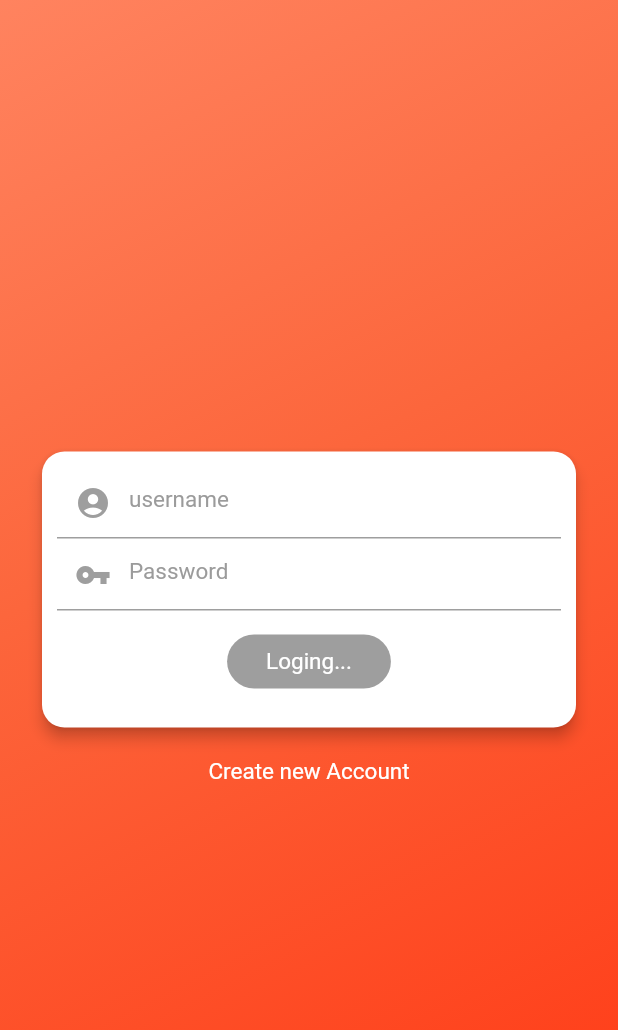
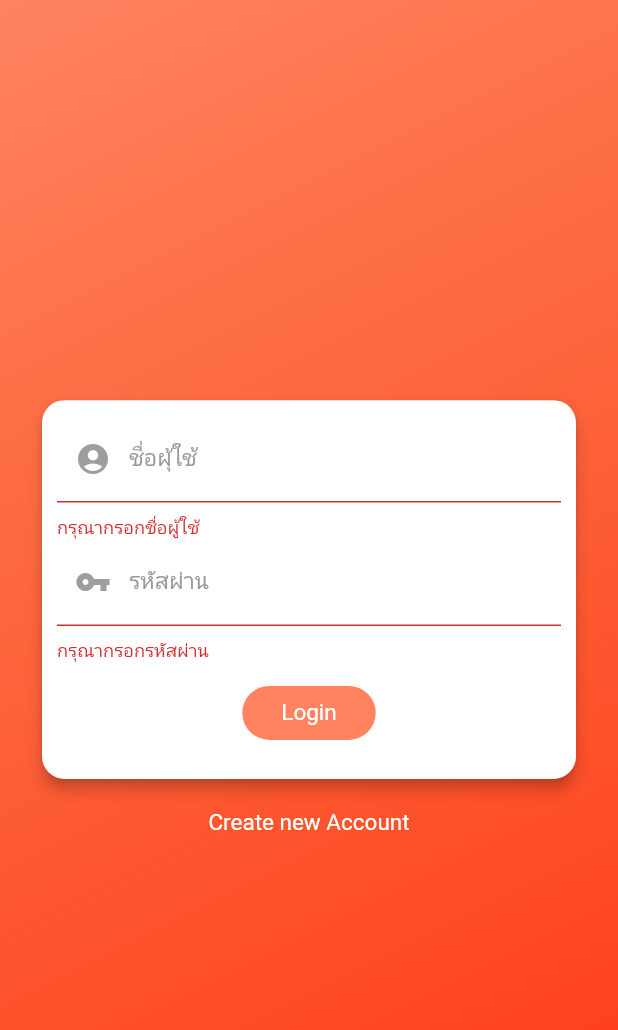
Before and after one commit to 60070106/flutter-faceapp, a Flutter app: the screen it shows after launch, after a tap on "Login", on a phone screen of 412 x 824 dp. Shown: the top 1030 px of the screen. Run offline on Flutter 3.47's test engine with Material 2 defaults, Android fonts, the phone set to English and light mode, and no system bars; our stand-ins replace email_validator, file_picker, image_picker, shared_preferences, timeline_tile; missing offline and left inert: pdf_render.

Commit message:
✨ validate signin

```diff
--- a/lib/pages/login/signin_field_page.dart
+++ b/lib/pages/login/signin_field_page.dart
@@ -15,6 +15,7 @@ class LogInPage extends StatefulWidget {
 
 class _LogInPageState extends State<LogInPage> {
   final _scaffoldKey = GlobalKey<ScaffoldState>();
+  final _formKey = GlobalKey<FormState>();
   bool _isLoading = false;
 
   TextEditingController usernameController = TextEditingController();
@@ -68,11 +69,13 @@ class _LogInPageState extends State<LogInPage> {
                           borderRadius: BorderRadius.circular(15)),
                       child: Padding(
                         padding: const EdgeInsets.all(10.0),
+                        child: Form(
+                          key: _formKey,
                           child: Column(
                             mainAxisAlignment: MainAxisAlignment.center,
                             children: <Widget>[
                               /////////////  Email//////////////
-                            TextField(
+                              TextFormField(
                                 style: TextStyle(color: Color(0xFF000000)),
                                 controller: usernameController,
                                 cursorColor: Color(0xFF9b9b9b),
@@ -82,16 +85,23 @@ class _LogInPageState extends State<LogInPage> {
                                     Icons.account_circle,
                                     color: Colors.grey,
                                   ),
-                                hintText: "username",
-                                hintStyle: TextStyle(
+                                  labelText: "ชื่อผุ้ใช้",
+                                  labelStyle: TextStyle(
                                       color: Color(0xFF9b9b9b),
                                       fontSize: 15,
                                       fontWeight: FontWeight.normal),
                                 ),
+                                textInputAction: TextInputAction.next,
+                                validator: (value) {
+                                  if (value == null || value.isEmpty) {
+                                    return 'กรุณากรอกชื่อผู้ใช้';
+                                  }
+                                  return null;
+                                },
                               ),
 
                               /////////////// password////////////////////
-                            TextField(
+                              TextFormField(
                                 style: TextStyle(color: Color(0xFF000000)),
                                 cursorColor: Color(0xFF9b9b9b),
                                 controller: passwordController,
@@ -102,12 +112,18 @@ class _LogInPageState extends State<LogInPage> {
                                     Icons.vpn_key,
                                     color: Colors.grey,
                                   ),
-                                hintText: "Password",
-                                hintStyle: TextStyle(
+                                  labelText: "รหัสผ่าน",
+                                  labelStyle: TextStyle(
                                       color: Color(0xFF9b9b9b),
                                       fontSize: 15,
                                       fontWeight: FontWeight.normal),
                                 ),
+                                validator: (value) {
+                                  if (value == null || value.isEmpty) {
+                                    return 'กรุณากรอกรหัสผ่าน';
+                                  }
+                                  return null;
+                                },
                               ),
                               /////////////  LogIn Botton///////////////////
                               Padding(
@@ -115,7 +131,10 @@ class _LogInPageState extends State<LogInPage> {
                                 child: FlatButton(
                                     child: Padding(
                                       padding: EdgeInsets.only(
-                                      top: 8, bottom: 8, left: 10, right: 10),
+                                          top: 8,
+                                          bottom: 8,
+                                          left: 10,
+                                          right: 10),
                                       child: Text(
                                         _isLoading ? 'Loging...' : 'Login',
                                         textDirection: TextDirection.ltr,
@@ -132,10 +151,16 @@ class _LogInPageState extends State<LogInPage> {
                                     shape: new RoundedRectangleBorder(
                                         borderRadius:
                                             new BorderRadius.circular(20.0)),
-                                onPressed: _isLoading ? null : _login,
-                              ),
+                                    onPressed: _isLoading
+                                        ? null
+                                        : () async {
+                                            if (_formKey.currentState
+                                                .validate()) {}
+                                            _login;
+                                          }),
                               ),
                             ],
+                          ),
                         ),
                       ),
                     ),
@@ -211,21 +236,32 @@ class _LogInPageState extends State<LogInPage> {
         Navigator.push(
             context,
             new MaterialPageRoute(
-                builder: (context) => HomePage(userdata: user, data: bodyHomepage, eventAttendance: bodyDataAttendance,)));
-      }if (body['user']['is_organizer']) {
+                builder: (context) => HomePage(
+                      userdata: user,
+                      data: bodyHomepage,
+                      eventAttendance: bodyDataAttendance,
+                    )));
+      }
+      if (body['user']['is_organizer']) {
         var res_organizer = await CallApi().getData('event/get_all_event/');
         var body_organizer = json.decode(res_organizer.body);
 
-        Navigator.push(context,
-            new MaterialPageRoute(builder: (context) => OrganizerPage(data: body_organizer)));
-      }if (body['user']['is_approver']) {
+        Navigator.push(
+            context,
+            new MaterialPageRoute(
+                builder: (context) => OrganizerPage(data: body_organizer)));
+      }
+      if (body['user']['is_approver']) {
         var res_approver = await CallApi().getData('event/get_all_event/');
         var body_approver = json.decode(res_approver.body);
 
         var userApprover = json.decode(userJson);
 
-        Navigator.push(context,
-            new MaterialPageRoute(builder: (context) => DocumentCheckPage(data: body_approver, user: userApprover)));
+        Navigator.push(
+            context,
+            new MaterialPageRoute(
+                builder: (context) => DocumentCheckPage(
+                    data: body_approver, user: userApprover)));
       }
     } else if (body['success'] = false) {
       _showMsg(body['detail']);
```
Lines whose indentation alone changed are shown as unchanged.
